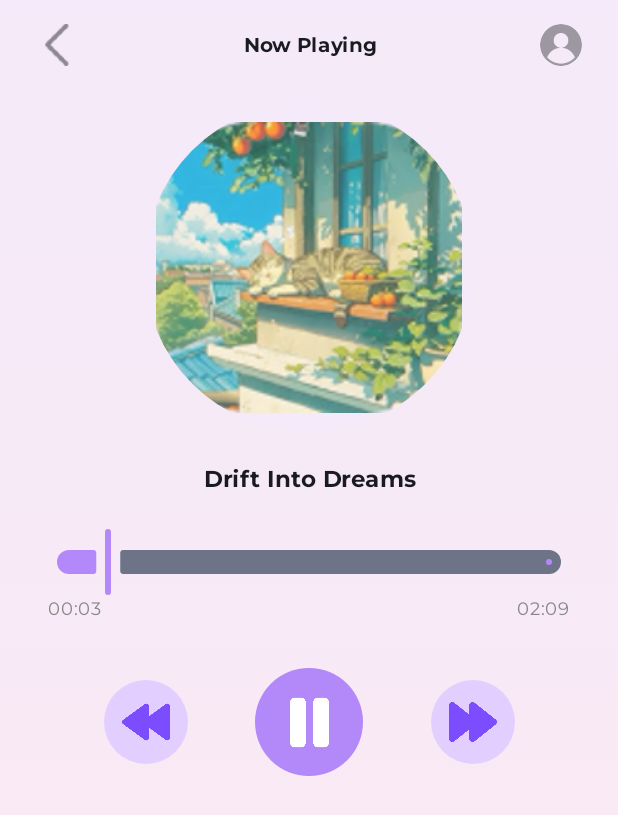
After one commit to Arfer0030/CalmMe, an Android app built with Jetpack Compose: the composable MusicScreen called with empty values, on a phone screen of 412 x 824 dp. The commit adds this screen. Shown: the top 815 px of the screen. Run offline under Robolectric (Android 15) with nearby library versions, the phone set to English and light mode, and no system bars; Roboto replaces fonts that are not available here.

Commit message:
MusicScreen

```diff
--- /dev/null
+++ b/app/src/main/java/com/example/calmme/pages/meditate/MusicScreen.kt
@@ -0,0 +1,289 @@
+package com.example.calmme.pages.meditate
+
+import android.media.MediaPlayer
+import androidx.activity.compose.BackHandler
+import androidx.compose.foundation.Image
+import androidx.compose.foundation.background
+import androidx.compose.foundation.clickable
+import androidx.compose.foundation.layout.*
+import androidx.compose.foundation.shape.CircleShape
+import androidx.compose.material3.*
+import androidx.compose.runtime.*
+import androidx.compose.ui.Alignment
+import androidx.compose.ui.Modifier
+import androidx.compose.ui.draw.clip
+import androidx.compose.ui.graphics.Brush
+import androidx.compose.ui.graphics.Color
+import androidx.compose.ui.platform.LocalContext
+import androidx.compose.ui.res.painterResource
+import androidx.compose.ui.unit.dp
+import androidx.compose.ui.text.style.TextAlign
+import androidx.compose.ui.text.font.FontWeight
+import androidx.compose.ui.layout.ContentScale
+import androidx.navigation.NavController
+import kotlinx.coroutines.delay
+import com.example.calmme.R
+
+data class MusicData(
+    val title: String,
+    val imageRes: Int,
+    val audioRes: Int,
+    val durationMs: Int,
+    val durationStr: String
+)
+
+val musicList = listOf(
+    MusicData("Drift Into Dreams", R.drawable.dreams, R.raw.calm_dream, 129000, "02:09"),
+    MusicData("Whispers of the Forest", R.drawable.forest, R.raw.forest_whispers, 132000, "02:12"),
+    MusicData("Moonlight Calm", R.drawable.moonlight, R.raw.moonlight_calm, 126000, "02:06")
+)
+
+@Composable
+fun MusicScreen(
+    navController: NavController,
+    initialAudioRes: Int
+) {
+    val context = LocalContext.current
+    val initialIndex = remember {
+        musicList.indexOfFirst { it.audioRes == initialAudioRes }.coerceAtLeast(0)
+    }
+    var currentIndex by remember { mutableStateOf(initialIndex) }
+
+    val currentMusic = musicList[currentIndex]
+
+    var isPlaying by remember { mutableStateOf(true) }
+    var currentPosition by remember { mutableStateOf(0) }
+    var duration by remember { mutableStateOf(currentMusic.durationMs) }
+    var mediaPlayer by remember { mutableStateOf<MediaPlayer?>(null) }
+
+    DisposableEffect(currentMusic.audioRes) {
+        mediaPlayer?.release()
+        val player = MediaPlayer.create(context, currentMusic.audioRes)
+        player.setOnPreparedListener {
+            duration = player.duration
+            if (isPlaying) player.start()
+        }
+        player.setOnCompletionListener {
+            isPlaying = false
+            currentPosition = duration
+        }
+        mediaPlayer = player
+        isPlaying = true
+        currentPosition = 0
+
+        onDispose {
+            player.stop()
+            player.release()
+            mediaPlayer = null
+        }
+    }
+
+    LaunchedEffect(isPlaying) {
+        mediaPlayer?.let { player ->
+            if (isPlaying && !player.isPlaying) player.start()
+            else if (!isPlaying && player.isPlaying) player.pause()
+        }
+    }
+
+    LaunchedEffect(isPlaying, mediaPlayer) {
+        while (isPlaying && mediaPlayer != null) {
+            currentPosition = mediaPlayer?.currentPosition ?: 0
+            delay(300L)
+            if (currentPosition >= duration) break
+        }
+    }
+
+    BackHandler {
+        mediaPlayer?.stop()
+        mediaPlayer?.release()
+        mediaPlayer = null
+        navController.popBackStack()
+    }
+
+    Box(
+        modifier = Modifier
+            .fillMaxSize()
+            .background(
+                brush = Brush.verticalGradient(
+                    listOf(Color(0xFFF4EAF9), Color(0xFFFBE9F2))
+                )
+            )
+    ) {
+        Column(
+            modifier = Modifier
+                .fillMaxSize()
+                .padding(horizontal = 24.dp, vertical = 16.dp),
+            horizontalAlignment = Alignment.CenterHorizontally
+        ) {
+            Row(
+                modifier = Modifier.fillMaxWidth(),
+                verticalAlignment = Alignment.CenterVertically
+            ) {
+                Icon(
+                    painter = painterResource(id = R.drawable.ic_back),
+                    contentDescription = "Back",
+                    modifier = Modifier
+                        .size(28.dp)
+                        .clickable {
+                            mediaPlayer?.stop()
+                            mediaPlayer?.release()
+                            mediaPlayer = null
+                            navController.popBackStack()
+                        }
+                )
+                Spacer(modifier = Modifier.weight(1f))
+                Text(
+                    text = "Now Playing",
+                    style = MaterialTheme.typography.titleMedium,
+                    modifier = Modifier.weight(3f),
+                    textAlign = TextAlign.Center
+                )
+                Spacer(modifier = Modifier.weight(1f))
+                Icon(
+                    painter = painterResource(id = R.drawable.profile),
+                    contentDescription = "Profile",
+                    modifier = Modifier
+                        .size(28.dp)
+                        .clip(CircleShape)
+                )
+            }
+
+            Spacer(modifier = Modifier.height(24.dp))
+
+            Image(
+                painter = painterResource(id = currentMusic.imageRes),
+                contentDescription = currentMusic.title,
+                modifier = Modifier
+                    .size(220.dp)
+                    .clip(CircleShape)
+                    .background(
+                        Color(0xFFF4EAF9),
+                        CircleShape
+                    )
+                    .padding(8.dp)
+            )
+
+            Spacer(modifier = Modifier.height(18.dp))
+
+            Text(
+                text = currentMusic.title,
+                style = MaterialTheme.typography.titleLarge.copy(
+                    fontWeight = FontWeight.Bold
+                ),
+                modifier = Modifier.padding(vertical = 4.dp),
+                textAlign = TextAlign.Center
+            )
+
+            Spacer(modifier = Modifier.height(18.dp))
+
+            Column(horizontalAlignment = Alignment.CenterHorizontally) {
+                Slider(
+                    value = currentPosition.toFloat(),
+                    onValueChange = {
+                        currentPosition = it.toInt()
+                        mediaPlayer?.seekTo(currentPosition)
+                    },
+                    valueRange = 0f..duration.toFloat(),
+                    modifier = Modifier
+                        .fillMaxWidth()
+                        .padding(horizontal = 12.dp),
+                    colors = SliderDefaults.colors(
+                        thumbColor = Color(0xFFB388F8),
+                        activeTrackColor = Color(0xFFB388F8)
+                    )
+                )
+                Row(
+                    Modifier
+                        .fillMaxWidth()
+                        .padding(horizontal = 8.dp),
+                    horizontalArrangement = Arrangement.SpaceBetween
+                ) {
+                    Text(
+                        text = formatMillis(currentPosition),
+                        style = MaterialTheme.typography.bodySmall,
+                        color = Color(0xFF888888)
+                    )
+                    Text(
+                        text = currentMusic.durationStr,
+                        style = MaterialTheme.typography.bodySmall,
+                        color = Color(0xFF888888)
+                    )
+                }
+            }
+
+            Spacer(modifier = Modifier.height(32.dp))
+
+            Row(
+                modifier = Modifier.fillMaxWidth(),
+                horizontalArrangement = Arrangement.SpaceEvenly,
+                verticalAlignment = Alignment.CenterVertically
+            ) {
+                IconButton(
+                    onClick = {
+                        val prev = if (currentIndex == 0) musicList.lastIndex else currentIndex - 1
+                        currentIndex = prev
+                    },
+                    modifier = Modifier
+                        .size(56.dp)
+                        .background(
+                            Color(0xFFE3CFFF),
+                            CircleShape
+                        )
+                ) {
+                    Icon(
+                        painter = painterResource(id = R.drawable.prev_icon),
+                        contentDescription = "Previous",
+                        tint = Color(0xFF7C4DFF),
+                        modifier = Modifier.size(32.dp)
+                    )
+                }
+                IconButton(
+                    onClick = {
+                        isPlaying = !isPlaying
+                    },
+                    modifier = Modifier
+                        .size(72.dp)
+                        .background(
+                            Color(0xFFB388F8),
+                            CircleShape
+                        )
+                ) {
+                    Icon(
+                        painter = painterResource(
+                            id = if (isPlaying) R.drawable.pause_icon else R.drawable.play_icon
+                        ),
+                        contentDescription = if (isPlaying) "Pause" else "Play",
+                        tint = Color.White,
+                        modifier = Modifier.size(38.dp)
+                    )
+                }
+                IconButton(
+                    onClick = {
+                        val next = if (currentIndex == musicList.lastIndex) 0 else currentIndex + 1
+                        currentIndex = next
+                    },
+                    modifier = Modifier
+                        .size(56.dp)
+                        .background(
+                            Color(0xFFE3CFFF),
+                            CircleShape
+                        )
+                ) {
+                    Icon(
+                        painter = painterResource(id = R.drawable.next_icon),
+                        contentDescription = "Next",
+                        tint = Color(0xFF7C4DFF),
+                        modifier = Modifier.size(32.dp)
+                    )
+                }
+            }
+        }
+    }
+}
+
+fun formatMillis(ms: Int): String {
+    val totalSec = ms / 1000
+    val min = totalSec / 60
+    val sec = totalSec % 60
+    return "%02d:%02d".format(min, sec)
+}
```
Also changed, not shown: app/src/main/java/com/example/calmme/commons/Application.kt (+12 -6 lines), app/src/main/java/com/example/calmme/pages/meditate/MeditateScreen.kt (+17 -82 lines).
